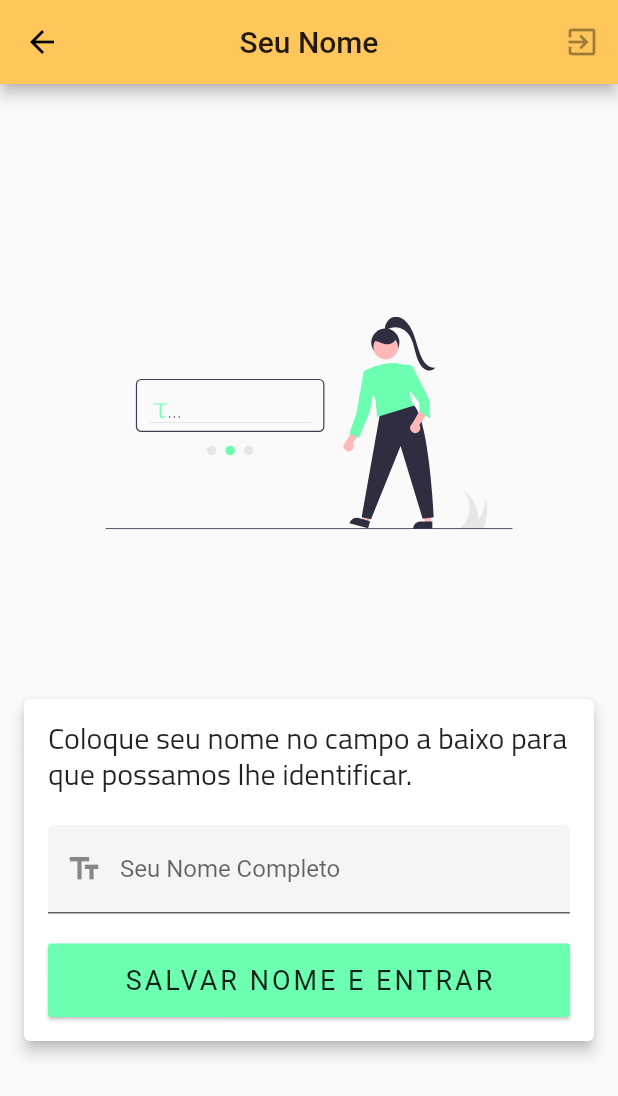
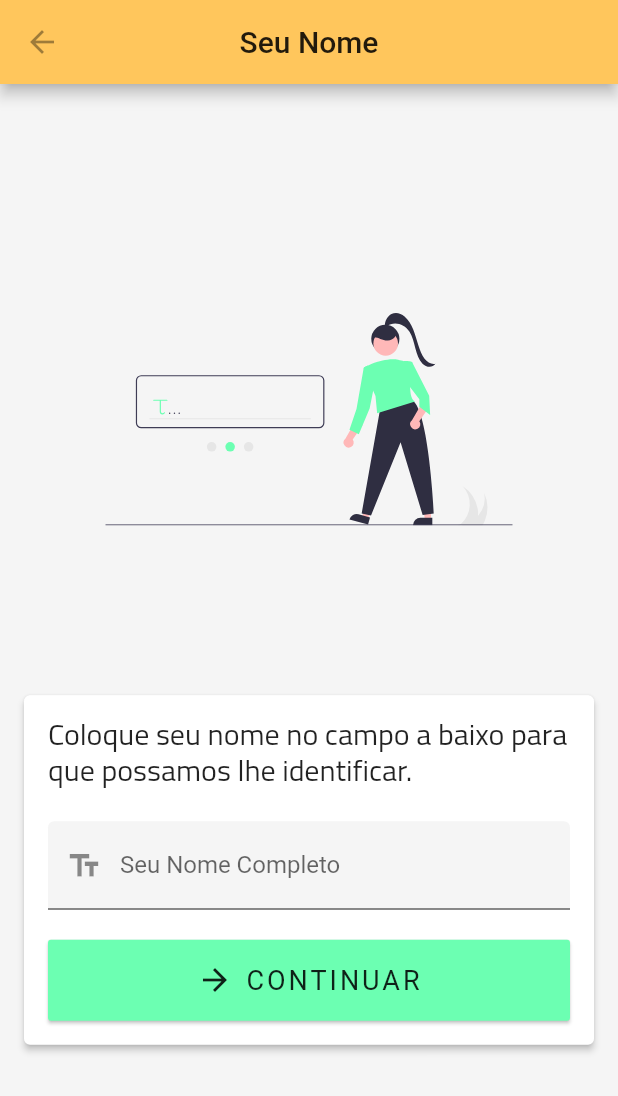
Before and after one commit to thalessd/somass_app, a Flutter app: the NamePage screen opened directly with empty values, on a phone screen of 412 x 824 dp. Shown: the top 1096 px of the screen. Run offline on Flutter 3.47's test engine with Material 2 defaults, Android fonts, the light colour scheme and no system bars; our stand-ins replace dio, flutter_svg, mask_text_input_formatter, material_design_icons_flutter, shared_preferences, sprintf; missing offline and left inert: cpf_cnpj_validator, snack; accounts and stored records are empty.

Commit message:
Mudança de cores no aplicativo

```diff
--- a/lib/app/app.dart
+++ b/lib/app/app.dart
@@ -58,6 +58,7 @@ class App extends StatelessWidget {
             accentColor: Color(accentColor),
             primarySwatch: materialColor,
             visualDensity: VisualDensity.adaptivePlatformDensity,
+            backgroundColor: Colors.grey[100],
             buttonTheme: ButtonThemeData(
               padding: EdgeInsets.only(top: 14, bottom: 14, left: 22, right: 22 ),
             )),
--- a/lib/app/home/components/home_page.dart
+++ b/lib/app/home/components/home_page.dart
@@ -227,6 +227,7 @@ class _HomePageState extends State<HomePage> {
         body: LazyLoadBlurred(
           show: widget.load,
           child: Container(
+            color: Theme.of(context).backgroundColor,
             child: Column(
               children: [
                 if (hasSubscribed)
--- a/lib/app/home/components/name_form.dart
+++ b/lib/app/home/components/name_form.dart
@@ -45,16 +45,19 @@ class _NameFormState extends State<NameForm> {
           ),
           FractionallySizedBox(
             widthFactor: 1,
-            child: RaisedButton(
+            child: RaisedButton.icon(
+              padding: EdgeInsets.only(top: 15, bottom: 15),
+              icon: Icon(Icons.arrow_forward),
               color: Theme.of(context).accentColor,
               elevation: 1,
-                child: Text("SALVAR NOME E ENTRAR",
+              label: Text("CONTINUAR",
                   style: TextStyle(
                     fontSize: 18,
                     fontWeight: FontWeight.w400,
                     letterSpacing: 2.0,
                   )),
-                onPressed: widget.load ? null : onSavePressed),
+              onPressed: widget.load ? null : onSavePressed,
+            ),
           )
         ],
       ),
--- a/lib/app/home/components/name_page.dart
+++ b/lib/app/home/components/name_page.dart
@@ -5,7 +5,6 @@ import 'package:somass_app/app/shared/components/lazy_load_blurred.dart';
 import 'package:somass_app/app/shared/constants/style.dart';
 
 class NamePage extends StatelessWidget {
-
   final Function exitFromApp;
   final Function(String) onSave;
   final bool load;
@@ -16,19 +15,18 @@ class NamePage extends StatelessWidget {
   Widget build(BuildContext context) {
     return Scaffold(
       appBar: AppBar(
-        centerTitle: true,
-        title: Text("Seu Nome"),
-        actions: [
-          IconButton(
-            icon: Icon(Icons.exit_to_app),
+          centerTitle: true,
+          title: Text("Seu Nome"),
+          leading: IconButton(
+            icon: Icon(Icons.arrow_back),
             onPressed: exitFromApp,
-          )
-        ],
-      ),
+          )),
       body: LazyLoadBlurred(
         show: load,
-        child: Center(
-          child: SingleChildScrollView(
+        child: Container(
+          color: Theme.of(context).backgroundColor,
+          child: Center(
+              child: SingleChildScrollView(
             reverse: true,
             padding: EdgeInsets.all(Style.APP_MARGIN),
             child: Column(
@@ -46,7 +44,7 @@ class NamePage extends StatelessWidget {
                   height: 80,
                 ),
                 Card(
-                  elevation: 4.0,
+                  elevation: 2.0,
                   child: Padding(
                     padding: EdgeInsets.all(Style.CARD_MARGIN),
                     child: Column(
@@ -55,22 +53,27 @@ class NamePage extends StatelessWidget {
                         Text(
                           'Coloque seu nome no campo a baixo para que possamos lhe identificar.',
                           style: TextStyle(
-                              fontSize: Theme.of(context).textTheme.headline6.fontSize,
+                              fontSize: Theme.of(context)
+                                  .textTheme
+                                  .headline6
+                                  .fontSize,
                               fontFamily: "Cairo",
-                              height: 1.2
-                          ),
+                              height: 1.2),
                         ),
                         SizedBox(
                           height: 20,
                         ),
-                        NameForm(onSave: onSave, load: load,)
+                        NameForm(
+                          onSave: onSave,
+                          load: load,
+                        )
                       ],
                     ),
                   ),
                 )
               ],
             ),
-          )
+          )),
         ),
       ),
     );
--- a/lib/app/login/components/login_page.dart
+++ b/lib/app/login/components/login_page.dart
@@ -17,7 +17,7 @@ class LoginPage extends StatelessWidget {
       body: SingleChildScrollView(
         reverse: true,
         child: Container(
-          color: Colors.white,
+          color: Theme.of(context).backgroundColor,
           height: MediaQuery.of(context).size.height,
           child: Column(
             children: [
```
Also changed, not shown: lib/app/login/components/login_form.dart (+32 -3 lines). Lines whose indentation alone changed are shown as unchanged.
